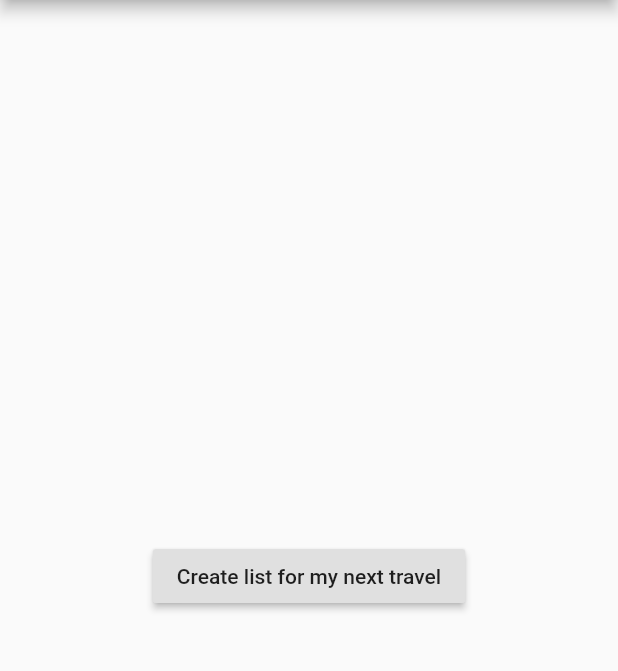
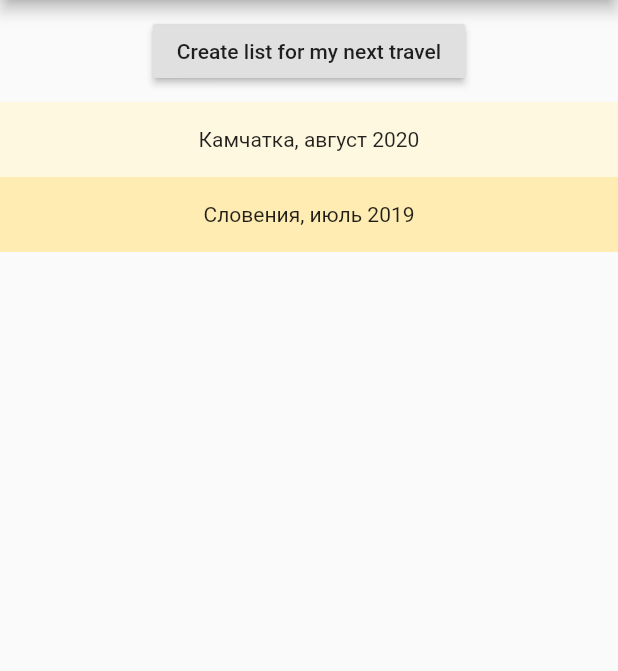
Before and after one commit to tanyapog/travel_list, a Flutter app: the screen it shows after launch, on a phone screen of 412 x 824 dp, the part 84-755 px from its top. Run offline on Flutter 3.47's test engine with Material 2 defaults, Android fonts, the phone set to English and light mode, and no system bars.

Commit message:
see #1 separate HomePage and DB stub

```diff
--- a/lib/main.dart
+++ b/lib/main.dart
@@ -1,6 +1,7 @@
 import 'package:flutter/material.dart';
 import 'package:travel_list/screens/trip/trip.dart';
 import 'package:travel_list/screens/trip/travel_list_screen.dart';
+import 'package:travel_list/screens/home_page/home_page.dart';
 import 'package:travel_list/shared/routing_constants.dart';
 
 void main() => runApp(TravelListApp());
@@ -17,7 +18,7 @@ class TravelListApp extends StatelessWidget {
       onGenerateRoute: (settings) {
         if(settings.name == TripRoute) {
           return MaterialPageRoute(
-              builder: (context) => TravelListScreen(trip: new Trip(),),
+              builder: (context) => TravelListScreen(trip: Trip(),),
           );
         }
         return null;
@@ -25,27 +26,3 @@ class TravelListApp extends StatelessWidget {
     );
   }
 }
-
-class HomePage extends StatefulWidget {
-  @override
-  _HomePageState createState() => _HomePageState();
-}
-
-class _HomePageState extends State<HomePage> {
-  @override
-  Widget build(BuildContext context) {
-    return Scaffold(
-        appBar: AppBar(
-          title: Text('Travel List'),
-        ),
-        body: Center(
-          child: RaisedButton(
-            child: Text('Create list for my next travel'),
-            onPressed: () {
-              Navigator.pushNamed(context, TripRoute);
-            },
-          ),
-        )
-    );
-  }
-}
--- /dev/null
+++ b/lib/screens/home_page/home_page.dart
@@ -0,0 +1,54 @@
+import 'package:flutter/material.dart';
+import 'package:flutter/rendering.dart';
+import 'package:travel_list/shared/routing_constants.dart';
+import 'package:travel_list/shared/db_imitation.dart';
+
+class HomePage extends StatefulWidget {
+  @override
+  _HomePageState createState() => _HomePageState();
+}
+
+class _HomePageState extends State<HomePage> {
+
+  Widget newTravelListBtn(context) {
+    return Container(
+      padding: EdgeInsets.fromLTRB(5, 10, 5, 10),
+      child: RaisedButton(
+        child: Text('Create list for my next travel'),
+        onPressed: () {
+          Navigator.pushNamed(context, TripRoute);
+        },
+      ),
+    );
+  }
+
+  @override
+  Widget build(BuildContext context) {
+    return Scaffold(
+        appBar: AppBar(
+          title: Text('Travel List'),
+        ),
+        body: Column(
+          mainAxisAlignment: MainAxisAlignment.start,
+          children: <Widget>[
+            newTravelListBtn(context),
+            Expanded(
+              child:
+              Container(
+                child: ListView.builder(
+                  itemCount: DbImitation.trips.length,
+                  itemBuilder: (context, i) {
+                    return Container(
+                      height: 50,
+                      color: Colors.amber[50*(i+1)],
+                      child: Center(child: Text('${DbImitation.trips[i].name}')),
+                    );
+                  }
+                )
+              )
+            )
+          ],
+        )
+    );
+  }
+}
--- a/lib/screens/trip/trip.dart
+++ b/lib/screens/trip/trip.dart
@@ -6,6 +6,9 @@ class Trip {
   DateTime created = DateTime.now();
   DateTime updated;
 
+  Trip();
+  Trip.fromNameAndDescription (this.id, this.name, this.description);
+
   bool isNew() {
     return this.id == null || this.id == 0;
   }
--- /dev/null
+++ b/lib/screens/trip_category/trip_category.dart
@@ -0,0 +1,5 @@
+class TripCategory {
+  int id;
+  String name;
+  TripCategory(this.id, this.name);
+}
--- /dev/null
+++ b/lib/shared/db_imitation.dart
@@ -0,0 +1,22 @@
+import 'package:travel_list/screens/trip/trip.dart';
+import 'package:travel_list/screens/trip_category/trip_category.dart';
+
+class DbImitation {
+  static final List<TripCategory> tripCategories = [
+    TripCategory(1,'на самолёте'),
+    TripCategory(2,'на поезде'),
+    TripCategory(3,'на машине'),
+    TripCategory(4,'метро'),
+    TripCategory(5,'с Лёхой'),
+    TripCategory(6,'с Настей'),
+    TripCategory(7,'поход'),
+    TripCategory(8,'лыжный поход'),
+    TripCategory(9,'треккинг'),
+    TripCategory(10,'скалолазание'),
+    TripCategory(11,'альпинизм')];
+
+  static List<Trip> trips = [
+    Trip.fromNameAndDescription(1, 'Камчатка, август 2020', ''),
+    Trip.fromNameAndDescription(2, 'Словения, июль 2019', '')
+  ];
+}
```
